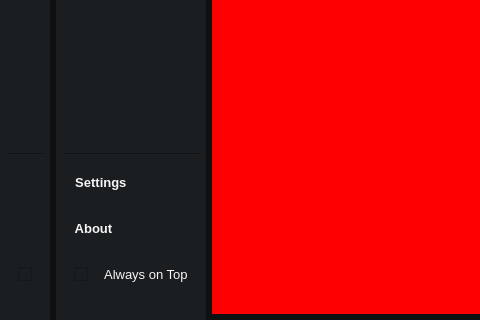
Above: TrimSheet_ToolsV2/Views/WinMain.ui from JoaoFAbrahan/TrimSheet_ToolsV2 before the change; both pictures show x 0 to 480 and y 392 to 712 of the 1218 by 712 pixel window. Below: the same form after it.
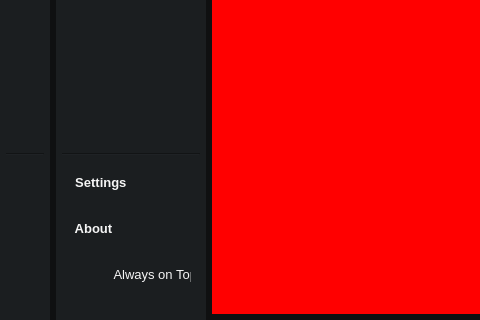
That is the form after the change. Icons and pictures are not drawn. Custom widgets are drawn as their Qt base class.

```diff
--- a/TrimSheet_ToolsV2/Views/WinMain.ui
+++ b/TrimSheet_ToolsV2/Views/WinMain.ui
@@ -16,6 +16,12 @@
   <property name="styleSheet">
    <string notr="true">background-color: rgb(15, 16, 17);</string>
   </property>
+  <property name="iconSize">
+   <size>
+    <width>30</width>
+    <height>30</height>
+   </size>
+  </property>
   <widget class="QWidget" name="centralwidget">
    <layout class="QHBoxLayout" name="horizontalLayout_2">
     <property name="leftMargin">
@@ -352,25 +358,43 @@
         </widget>
        </item>
        <item>
-        <widget class="QCheckBox" name="alwaysOnTop_DockChk">
+        <widget class="QWidget" name="alwaysOnTop_Panel_Docked" native="true">
+         <property name="sizePolicy">
+          <sizepolicy hsizetype="Preferred" vsizetype="Preferred">
+           <horstretch>0</horstretch>
+           <verstretch>0</verstretch>
+          </sizepolicy>
+         </property>
          <property name="minimumSize">
           <size>
            <width>0</width>
            <height>40</height>
           </size>
          </property>
-         <property name="styleSheet">
-          <string notr="true">QCheckBox {
-    color: #f5f5f5; 
-    font-family: 'MollenNarrow_Regular';
-    font-size: 10pt;
-    text-align: center; 
-    padding-left: 12px; 
-}</string>
+         <property name="maximumSize">
+          <size>
+           <width>16777215</width>
+           <height>40</height>
+          </size>
          </property>
-         <property name="text">
-          <string/>
-         </property>
+         <layout class="QHBoxLayout" name="horizontalLayout_4">
+          <item>
+           <widget class="ToggleSwitch" name="alwaysOnTop_DockChk" native="true">
+            <property name="minimumSize">
+             <size>
+              <width>25</width>
+              <height>20</height>
+             </size>
+            </property>
+            <property name="maximumSize">
+             <size>
+              <width>25</width>
+              <height>20</height>
+             </size>
+            </property>
+           </widget>
+          </item>
+         </layout>
         </widget>
        </item>
        <item>
@@ -744,25 +768,56 @@
         </widget>
        </item>
        <item>
-        <widget class="QCheckBox" name="alwaysOnTop_Chk">
+        <widget class="QWidget" name="alwaysOnTop_Panel" native="true">
+         <property name="sizePolicy">
+          <sizepolicy hsizetype="Preferred" vsizetype="Preferred">
+           <horstretch>0</horstretch>
+           <verstretch>0</verstretch>
+          </sizepolicy>
+         </property>
          <property name="minimumSize">
           <size>
            <width>0</width>
            <height>40</height>
           </size>
          </property>
-         <property name="styleSheet">
-          <string notr="true">QCheckBox {
-    color: #f5f5f5; 
-    font-family: 'MollenNarrow_Regular';
-    font-size: 10pt;
-    text-align: left;
-    padding-left: 12px; 
-}</string>
+         <property name="maximumSize">
+          <size>
+           <width>16777215</width>
+           <height>40</height>
+          </size>
          </property>
-         <property name="text">
-          <string>   Always on Top</string>
-         </property>
+         <layout class="QHBoxLayout" name="horizontalLayout_3">
+          <item>
+           <widget class="ToggleSwitch" name="alwaysOnTop_Chk" native="true">
+            <property name="minimumSize">
+             <size>
+              <width>30</width>
+              <height>20</height>
+             </size>
+            </property>
+            <property name="maximumSize">
+             <size>
+              <width>30</width>
+              <height>20</height>
+             </size>
+            </property>
+           </widget>
+          </item>
+          <item>
+           <widget class="QLabel" name="alwaysOnTop_Label">
+            <property name="styleSheet">
+             <string notr="true">color: #f5f5f5; 
+font-family: 'MollenNarrow_Regular';
+font-size: 10pt;
+text-align: left;</string>
+            </property>
+            <property name="text">
+             <string>  Always on Top</string>
+            </property>
+           </widget>
+          </item>
+         </layout>
         </widget>
        </item>
        <item>
@@ -821,6 +876,12 @@
    <extends>QPushButton</extends>
    <header>CustomPushButton.h</header>
   </customwidget>
+  <customwidget>
+   <class>ToggleSwitch</class>
+   <extends>QWidget</extends>
+   <header>ToggleSwitch.h</header>
+   <container>1</container>
+  </customwidget>
  </customwidgets>
  <resources/>
  <connections>
```
Left out of the diff: 65 changed lines with no effect on the pictures.
